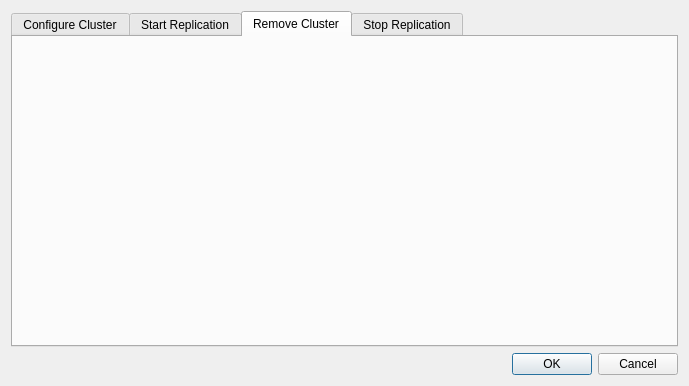
Above: dsg_management_tools_dialog_base.ui from dsgoficial/DSGManagementTools before the change. Below: the same form after it.
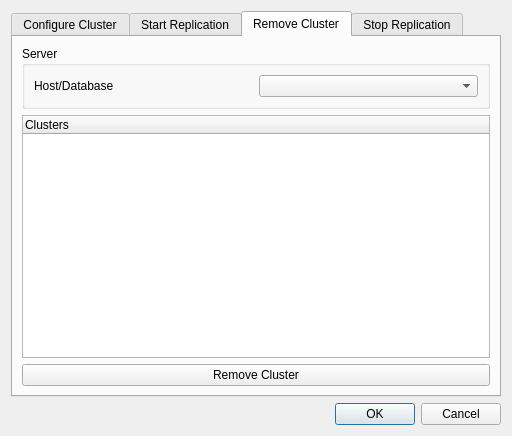
That is the form after the change. The open tabs and pages were chosen to show the change.

Diff of the .ui file:
```diff
--- a/dsg_management_tools_dialog_base.ui
+++ b/dsg_management_tools_dialog_base.ui
@@ -6,15 +6,25 @@
    <rect>
     <x>0</x>
     <y>0</y>
-    <width>689</width>
-    <height>386</height>
+    <width>512</width>
+    <height>436</height>
    </rect>
   </property>
   <property name="windowTitle">
    <string>Dsg Management Tools</string>
   </property>
   <layout class="QGridLayout" name="gridLayout_4">
-   <item row="0" column="0">
+   <item row="2" column="0">
+    <widget class="QDialogButtonBox" name="button_box">
+     <property name="orientation">
+      <enum>Qt::Horizontal</enum>
+     </property>
+     <property name="standardButtons">
+      <set>QDialogButtonBox::Cancel|QDialogButtonBox::Ok</set>
+     </property>
+    </widget>
+   </item>
+   <item row="1" column="0">
     <widget class="QTabWidget" name="tabWidget">
      <property name="currentIndex">
       <number>0</number>
@@ -164,6 +174,47 @@
       <attribute name="title">
        <string>Remove Cluster</string>
       </attribute>
+      <layout class="QGridLayout" name="gridLayout_9">
+       <item row="0" column="0">
+        <widget class="QGroupBox" name="groupBox_5">
+         <property name="title">
+          <string>Server</string>
+         </property>
+         <layout class="QGridLayout" name="gridLayout_8">
+          <item row="0" column="0">
+           <layout class="QHBoxLayout" name="horizontalLayout_5">
+            <item>
+             <widget class="QLabel" name="label_5">
+              <property name="text">
+               <string>Host/Database</string>
+              </property>
+             </widget>
+            </item>
+            <item>
+             <widget class="QComboBox" name="serverCombo_3"/>
+            </item>
+           </layout>
+          </item>
+         </layout>
+        </widget>
+       </item>
+       <item row="1" column="0">
+        <widget class="QTreeWidget" name="treeWidget">
+         <column>
+          <property name="text">
+           <string>Clusters</string>
+          </property>
+         </column>
+        </widget>
+       </item>
+       <item row="2" column="0">
+        <widget class="QPushButton" name="removeClusterButton">
+         <property name="text">
+          <string>Remove Cluster</string>
+         </property>
+        </widget>
+       </item>
+      </layout>
      </widget>
      <widget class="QWidget" name="tab_4">
       <attribute name="title">
@@ -172,16 +223,6 @@
      </widget>
     </widget>
    </item>
-   <item row="1" column="0">
-    <widget class="QDialogButtonBox" name="button_box">
-     <property name="orientation">
-      <enum>Qt::Horizontal</enum>
-     </property>
-     <property name="standardButtons">
-      <set>QDialogButtonBox::Cancel|QDialogButtonBox::Ok</set>
-     </property>
-    </widget>
-   </item>
   </layout>
  </widget>
  <resources/>
```
Left out of the diff: 2 changed lines with no effect on the pictures.
